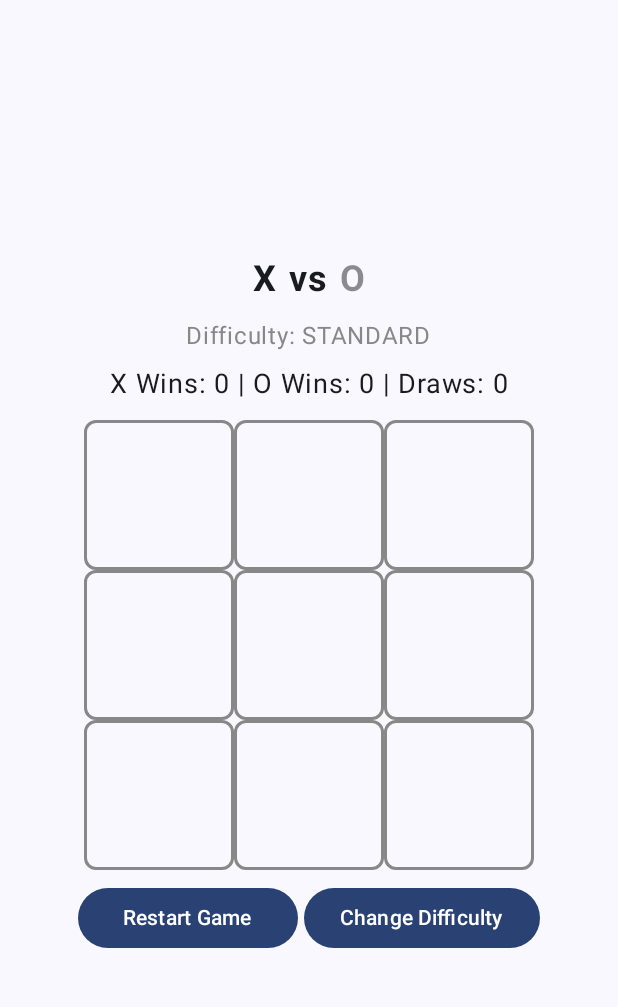
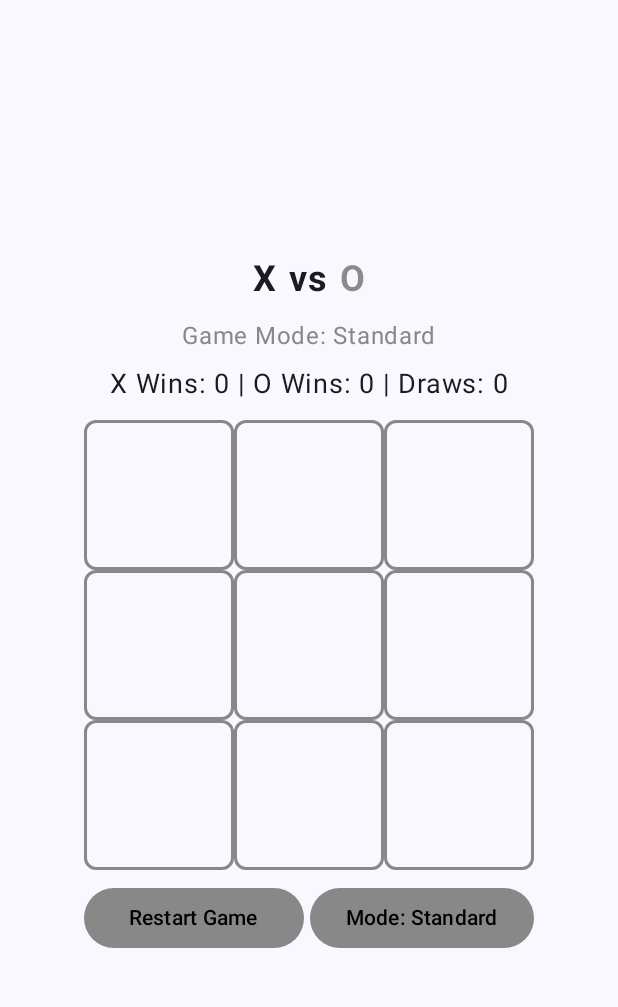
Before and after one commit to OfrenDialsa/OptimalTic, an Android app built with Jetpack Compose: the screen it shows after launch (MainActivity), on a phone screen of 412 x 824 dp, the part 69-1076 px from its top. Run offline under Robolectric (Android 15) with nearby library versions, the phone set to English and light mode, and no system bars; our stand-ins replace livedata-compose.

Commit message:
minor fix and color refactor

```diff
--- a/app/src/main/java/com/nerodev/optimaltic/data/GameState.kt
+++ b/app/src/main/java/com/nerodev/optimaltic/data/GameState.kt
@@ -1,7 +1,7 @@
 package com.nerodev.optimaltic.data
 
 enum class Player { X, O, NONE }
-enum class Difficulty { STANDARD, IMPOSSIBLE }
+enum class Difficulty { Standard, Impossible }
 
 data class GameState(
     val board: List<Player> = List(9) { Player.NONE },
--- a/app/src/main/java/com/nerodev/optimaltic/presentation/screen/MainScreen.kt
+++ b/app/src/main/java/com/nerodev/optimaltic/presentation/screen/MainScreen.kt
@@ -12,6 +12,7 @@ import androidx.compose.foundation.layout.systemBarsPadding
 import androidx.compose.foundation.layout.width
 import androidx.compose.material3.AlertDialog
 import androidx.compose.material3.Button
+import androidx.compose.material3.ButtonColors
 import androidx.compose.material3.ExperimentalMaterial3Api
 import androidx.compose.material3.MaterialTheme
 import androidx.compose.material3.Scaffold
@@ -42,8 +43,10 @@ fun MainScreen(viewModel: MainViewModel = viewModel()) {
     val oWins = viewModel.oWins.observeAsState(initial = 0).value
     val xWins = viewModel.xWins.observeAsState(initial = 0).value
     val draws = viewModel.draws.observeAsState(initial = 0).value
+    val difficulty = viewModel.difficulty.observeAsState(initial = Difficulty.Standard).value
 
-    var showDifficultyDialog = remember { mutableStateOf(false) }
+    var showConfirmDialog = remember { mutableStateOf(false) }
+    var pendingDifficultyChange = remember { mutableStateOf<Difficulty?>(null) }
     val textColor = MaterialTheme.colorScheme.onBackground
     val fadedTextColor = MaterialTheme.colorScheme.onSurface.copy(alpha = 0.5f)
 
@@ -106,7 +109,7 @@ fun MainScreen(viewModel: MainViewModel = viewModel()) {
                 }
 
                 Text(
-                    text = "Difficulty: ${viewModel.difficulty}",
+                    text = "Game Mode: $difficulty",
                     fontSize = 16.sp,
                     color = Color.Gray,
                     modifier = Modifier.padding(bottom = 8.dp)
@@ -127,39 +130,63 @@ fun MainScreen(viewModel: MainViewModel = viewModel()) {
                 Row {
                     Button(
                         onClick = { viewModel.restartGame() },
+                        colors = ButtonColors(
+                            containerColor = Color.Gray,
+                            contentColor = Color.Unspecified,
+                            disabledContainerColor = Color.Gray,
+                            disabledContentColor = Color.Unspecified
+                        )
                     ) {
                         Text(text = if(gameState.isGameOver) "Play Again?" else "Restart Game", modifier = Modifier.padding(horizontal = 6.dp))
                     }
                     Spacer(Modifier.width(4.dp))
 
                     Button(
-                        onClick = { showDifficultyDialog.value = true },
+                        onClick = {
+                            val currentIndex = Difficulty.entries.indexOf(difficulty)
+                            val nextDifficulty = Difficulty.entries[(currentIndex + 1) % Difficulty.entries.size]
+
+                            if (nextDifficulty == Difficulty.Impossible) {
+                                pendingDifficultyChange.value = nextDifficulty
+                                showConfirmDialog.value = true
+                            } else {
+                                viewModel.setDifficulty(nextDifficulty)
+                            }
+                        },
+                        colors = ButtonColors(
+                            containerColor = Color.Gray,
+                            contentColor = Color.Unspecified,
+                            disabledContainerColor = Color.Gray,
+                            disabledContentColor = Color.Unspecified
+                        )
                     ) {
-                        Text(
-                            text = "Change Difficulty",
-                        )
+                        Text("Mode: $difficulty")
                     }
                 }
             }
 
-            if (showDifficultyDialog.value) {
+            if (showConfirmDialog.value) {
                 AlertDialog(
-                    onDismissRequest = { showDifficultyDialog.value = false },
-                    title = { Text("Select Difficulty") },
-                    text = { Text("Choose your preferred difficulty level") },
+                    onDismissRequest = { showConfirmDialog.value = false },
+                    title = { Text("Are you sure?") },
+                    text = { Text("Change mode to Impossible?") },
                     confirmButton = {
-                        Row {
-                            Difficulty.entries.forEach { difficulty ->
-                                TextButton(
-                                    onClick = {
-                                        viewModel.difficulty = difficulty
-                                        viewModel.resetGame()
-                                        showDifficultyDialog.value = false
-                                    }
-                                ) {
-                                    Text(difficulty.name)
+                        TextButton(
+                            onClick = {
+                                pendingDifficultyChange.value?.let {
+                                    viewModel.setDifficulty(it)
                                 }
+                                showConfirmDialog.value = false
                             }
+                        ) {
+                            Text("Yes")
+                        }
+                    },
+                    dismissButton = {
+                        TextButton(
+                            onClick = { showConfirmDialog.value = false }
+                        ) {
+                            Text("No")
                         }
                     }
                 )
--- a/app/src/main/java/com/nerodev/optimaltic/presentation/viewmodel/MainViewModel.kt
+++ b/app/src/main/java/com/nerodev/optimaltic/presentation/viewmodel/MainViewModel.kt
@@ -23,7 +23,8 @@ class MainViewModel : ViewModel() {
     private val _draws = MutableLiveData(0)
     val draws: LiveData<Int> = _draws
 
-    var difficulty: Difficulty = Difficulty.STANDARD
+    private val _difficulty = MutableLiveData(Difficulty.Standard)
+    val difficulty: LiveData<Difficulty> = _difficulty
 
     fun makeMove(index: Int) {
         val currentState = _state.value ?: return
@@ -59,9 +60,9 @@ class MainViewModel : ViewModel() {
             delay(1000L)
 
             val currentState = _state.value ?: return@launch
-            val bestMove = when (difficulty) {
-                Difficulty.IMPOSSIBLE -> findBestMove(currentState.board) // Minimax AI
-                Difficulty.STANDARD -> findRandomMove(currentState.board) // Random move
+            val bestMove = when (_difficulty.value ?: Difficulty.Standard) {
+                Difficulty.Impossible -> findBestMove(currentState.board) // Minimax AI
+                Difficulty.Standard -> findRandomMove(currentState.board) // Random move
             }
 
             if (bestMove != -1) {
@@ -145,6 +146,11 @@ class MainViewModel : ViewModel() {
         _state.value = GameState()
     }
 
+    fun setDifficulty(newDifficulty: Difficulty) {
+        _difficulty.value = newDifficulty
+        resetGame()
+    }
+
     fun resetGame() {
         _state.value = GameState()
         _oWins.value = 0
```
